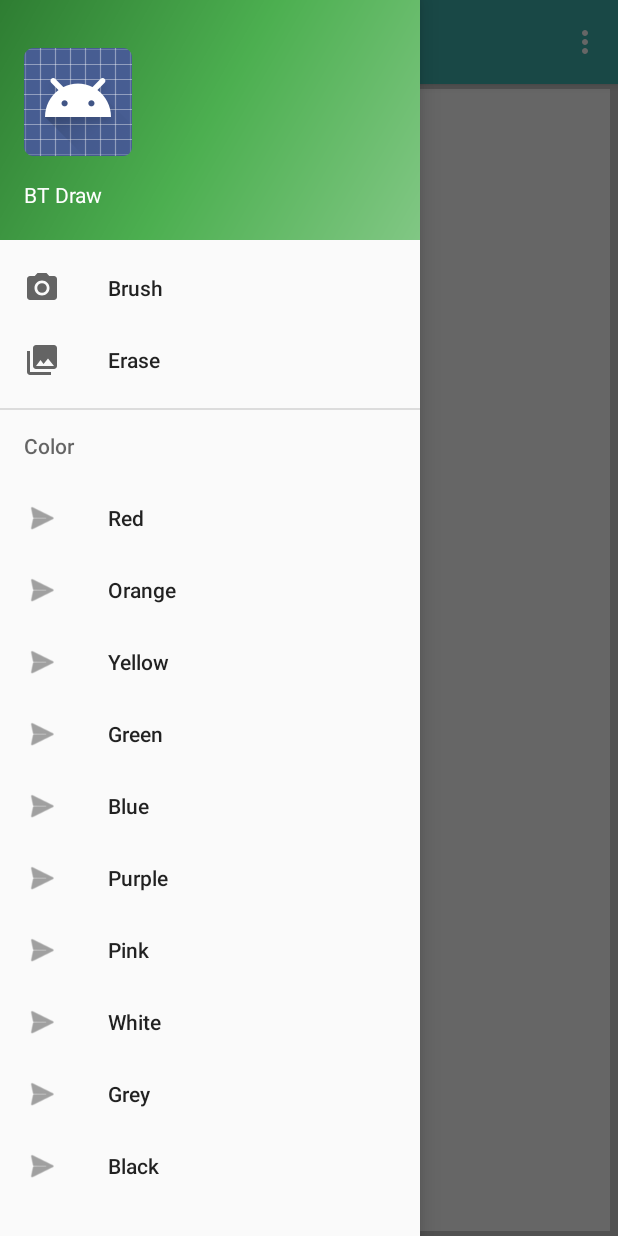
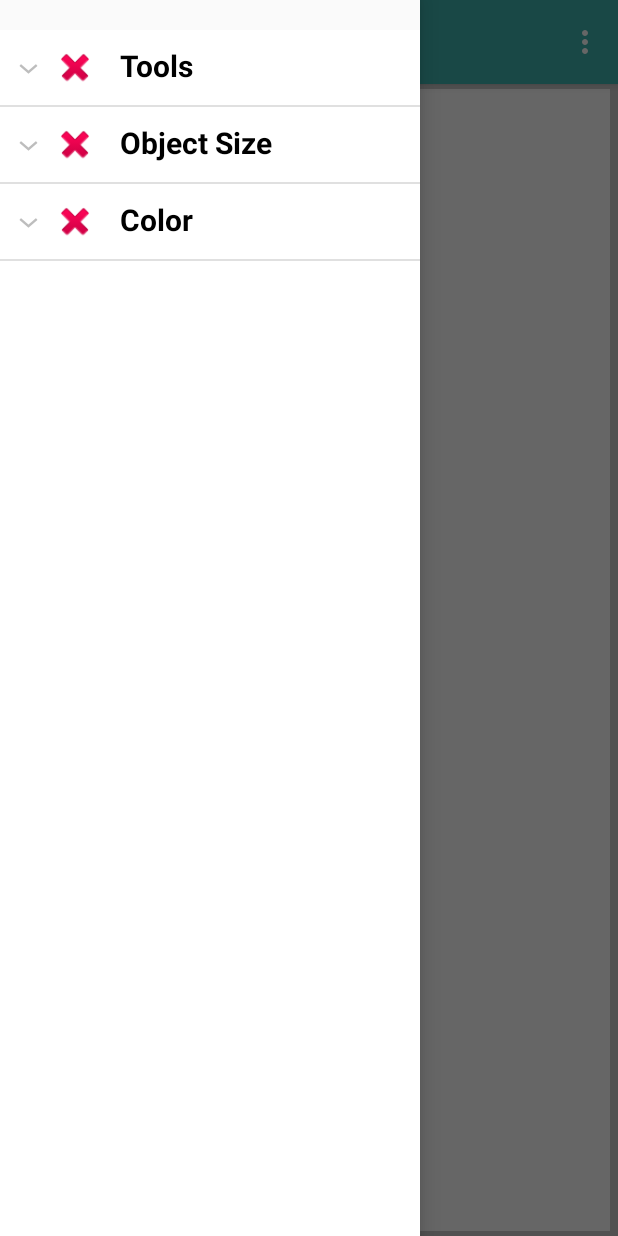
Before and after one commit to badgerbaj/BTDraw, an Android app: the screen it shows after launch (MainActivity), with the side drawer open, on a phone screen of 412 x 824 dp. Run offline under Robolectric (Android 15) with nearby library versions, the phone set to English and light mode, and no system bars.

Commit message:
fixed activity_main.xml after github insisted I was missing changes and broke it

```diff
--- a/app/src/main/java/com/jordanbray/btdraw/MainActivity.java
+++ b/app/src/main/java/com/jordanbray/btdraw/MainActivity.java
@@ -79,7 +79,7 @@
                     av.Erase();
                 } else if (currentItem.equals(getString(R.string.object_small))) {
                     // Handle the small brush action
-                    // InvokeXML.readMenuItemsXML(getApplicationContext());
+                    InvokeXML.readMenuItemsXML(getApplicationContext());
                 } else if (currentItem.equals(getString(R.string.object_medium))) {
                     // Handle the medium brush action
                 } else if (currentItem.equals(getString(R.string.object_large))) {
--- a/app/src/main/res/layout/activity_main.xml
+++ b/app/src/main/res/layout/activity_main.xml
@@ -19,9 +19,17 @@
         android:layout_height="match_parent"
         android:layout_gravity="start"
         android:fitsSystemWindows="true"
-        app:headerLayout="@layout/nav_header_main"
-        app:menu="@menu/activity_main_drawer" />
+        >
 
-
+        <ExpandableListView
+            android:id="@+id/navigationmenu"
+            android:layout_width="wrap_content"
+            android:layout_height="match_parent"
+            app:menu="@menu/activity_main_drawer"
+            android:background="@android:color/white"
+            android:layout_marginTop="20dp"
+            >
+        </ExpandableListView>
+    </android.support.design.widget.NavigationView>
 
 </android.support.v4.widget.DrawerLayout>
```
